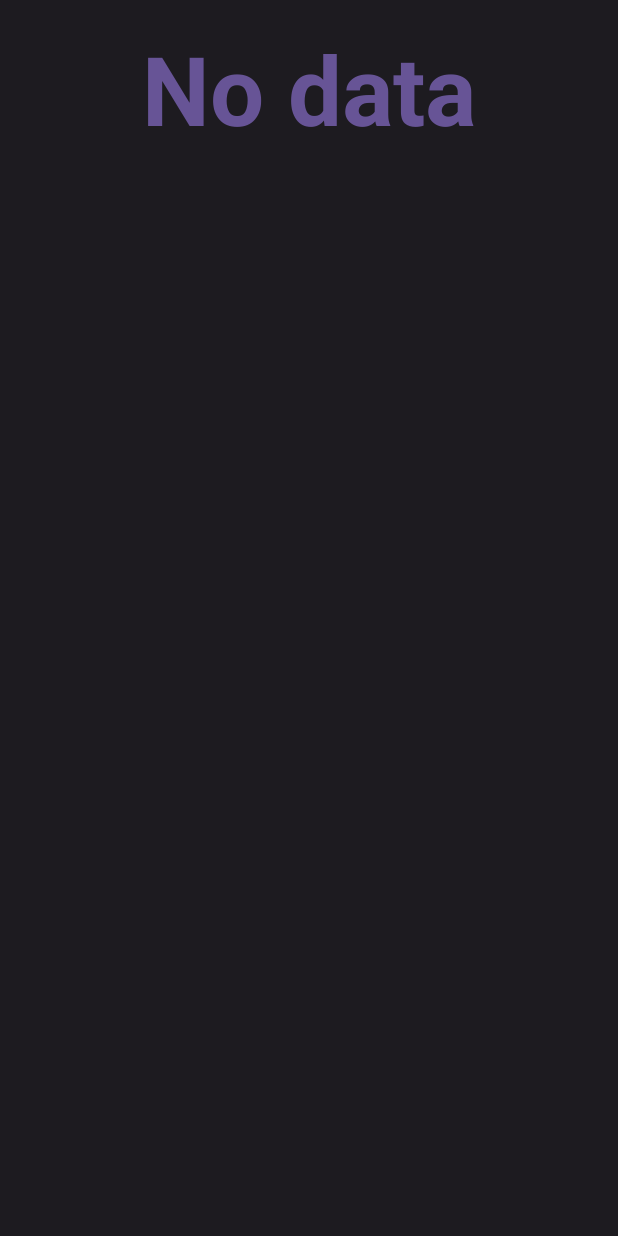
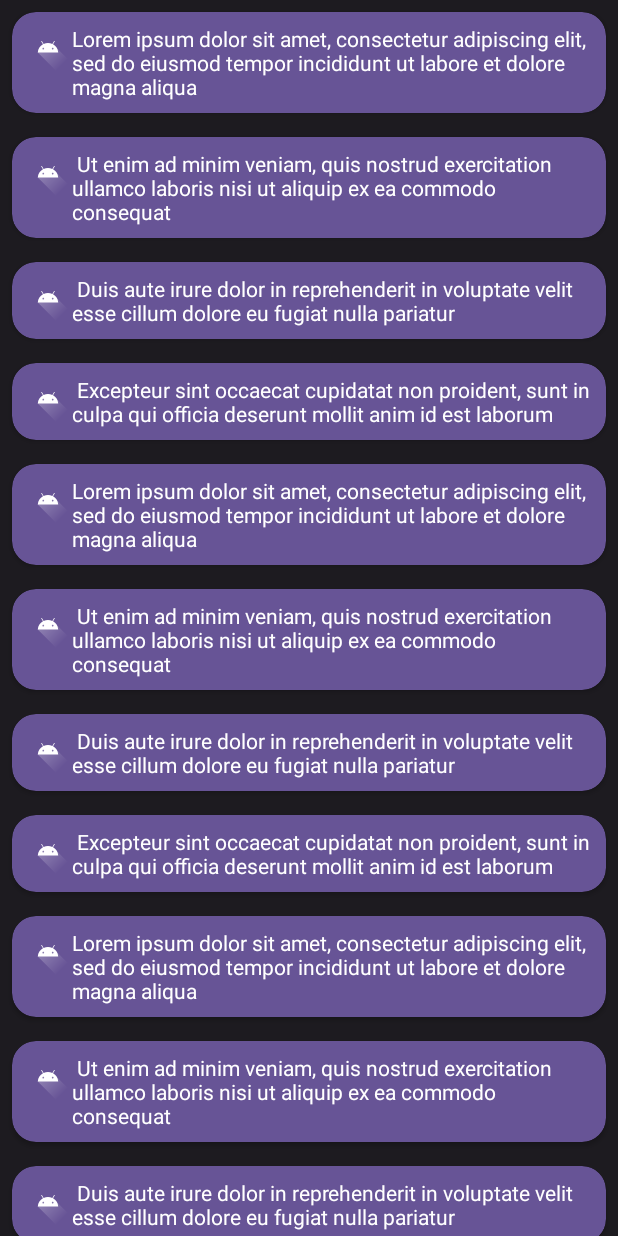
Before and after one commit to LenaDutova/Mobile-Android-App-Java, an Android app: the screen it shows after launch (SingleActivity), after a tap on "Next", on a phone screen of 412 x 824 dp. Run offline under Robolectric (Android 15) with nearby library versions, the phone set to English and light mode, and no system bars.

Commit message:
move to fragments add messages list (with RecyclerView)

```diff
--- a/app/src/main/java/com/mobile/vedroid/java/DebuggingActivity.java
+++ /dev/null
@@ -1,23 +0,0 @@
-package com.mobile.vedroid.java;
-
-import android.util.Log;
-
-import androidx.appcompat.app.AppCompatActivity;
-
-public class DebuggingActivity
-        extends AppCompatActivity {
-
-    private static final boolean DEBUG = true;
-    private static final String TAG = "TAG";
-
-    public static final String LOGIN = "LOGIN";
-    public static final String GENDER = "GENDER";
-
-    public static final int JUMP_TO_RETURNING = 1;
-    public static final int JUMP_FROM_RETURNING = 2;
-    public static final int JUMP_TO_FINAL = 3;
-
-    public void debugging(String message) {
-        if (DEBUG) Log.d(TAG + "_" + this.getLocalClassName(), message);
-    }
-}
--- a/app/src/main/java/com/mobile/vedroid/java/SingleActivity.java
+++ b/app/src/main/java/com/mobile/vedroid/java/SingleActivity.java
@@ -1,8 +1,10 @@
 package com.mobile.vedroid.java;
 
 import android.os.Bundle;
+import android.util.Log;
 
 import androidx.activity.EdgeToEdge;
+import androidx.appcompat.app.AppCompatActivity;
 import androidx.core.graphics.Insets;
 import androidx.core.view.ViewCompat;
 import androidx.core.view.WindowInsetsCompat;
@@ -12,7 +14,21 @@ import com.mobile.vedroid.java.fragments.ReturningFragment;
 import com.mobile.vedroid.java.fragments.StartFragment;
 
 public class SingleActivity
-        extends DebuggingActivity {
+        extends AppCompatActivity {
+
+    private static final boolean DEBUG = true;
+    private static final String TAG = "TAG";
+
+    public static final String LOGIN = "LOGIN";
+    public static final String GENDER = "GENDER";
+
+    public static final int JUMP_TO_RETURNING = 1;
+    public static final int JUMP_FROM_RETURNING = 2;
+    public static final int JUMP_TO_FINAL = 3;
+
+    private void debugging(String message) {
+        if (DEBUG) Log.d(TAG + "_" + this.getLocalClassName(), message);
+    }
 
     @Override
     protected void onCreate(Bundle savedInstanceState) {
@@ -39,32 +55,42 @@ public class SingleActivity
 
     public void navigate (int jump, Bundle args) {
         switch (jump) {
-            case DebuggingActivity.JUMP_TO_RETURNING: {
+            case JUMP_TO_RETURNING: {
+                debugging("Open fragment to registration");
                 getSupportFragmentManager()
                         .beginTransaction()
-                        .replace(R.id.main, ReturningFragment.class, args)
                         .setReorderingAllowed(true)
-                        .addToBackStack(null)
+                        .replace(R.id.main, ReturningFragment.class, null)
+                        .addToBackStack("start")    // Can return to StartFragment
                         .commit();
                 break;
             }
-            case DebuggingActivity.JUMP_FROM_RETURNING: {
-                // fixme read bundle in StartFragment
+            case JUMP_FROM_RETURNING: {
+                debugging("Return to start fragment with registration data");
+                if (args != null) getSupportFragmentManager().popBackStack();   // Not return to StartFragment
+
+//                StartFragment fragment = new StartFragment();
+//                fragment.setArguments(args);
+//                getSupportFragmentManager()
+//                        .beginTransaction()
+//                        .setReorderingAllowed(true)
+//                        .replace(R.id.main, fragment) // fragment with nested arguments
+//                        .commit();
+
                 getSupportFragmentManager()
                         .beginTransaction()
-                        .replace(R.id.main, StartFragment.class, args)
+                        .replace(R.id.main, StartFragment.class, args)  // fragment and arguments
+                        .setReorderingAllowed(true)
                         .commit();
 
-                if (args != null) {
-                    getSupportFragmentManager()
-                            .popBackStack();
-                }
                 break;
             }
-            case DebuggingActivity.JUMP_TO_FINAL: {
+            case JUMP_TO_FINAL: {
+                debugging("Open fragment with recycle view list");
                 getSupportFragmentManager()
                         .beginTransaction()
-                        .replace(R.id.main, FinalFragment.class, args)
+                        .replace(R.id.main, FinalFragment.class, null)
+                        .setReorderingAllowed(true)
                         .commit();
                 break;
             }
--- /dev/null
+++ b/app/src/main/java/com/mobile/vedroid/java/adapter/MessagesAdapter.java
@@ -0,0 +1,52 @@
+package com.mobile.vedroid.java.adapter;
+
+import android.content.Context;
+import android.view.LayoutInflater;
+import android.view.View;
+import android.view.ViewGroup;
+import android.widget.TextView;
+
+import androidx.annotation.NonNull;
+import androidx.recyclerview.widget.RecyclerView;
+
+import com.mobile.vedroid.java.R;
+
+import java.util.ArrayList;
+
+public class MessagesAdapter
+        extends RecyclerView.Adapter<MessagesAdapter.ViewHolder> {
+
+    private final ArrayList<String> messages;
+    private final Context context;
+
+    public MessagesAdapter(Context context, ArrayList<String> messages) {
+        this.context = context;
+        this.messages = messages;
+    }
+
+    public static class ViewHolder extends RecyclerView.ViewHolder {
+        final TextView text;
+
+        ViewHolder(View view){
+            super(view);
+            text = view.findViewById(R.id.item_message_text);
+        }
+    }
+
+    @NonNull
+    @Override
+    public MessagesAdapter.ViewHolder onCreateViewHolder(@NonNull ViewGroup parent, int viewType) {
+        View view = LayoutInflater.from(context).inflate(R.layout.item_message, parent, false);
+        return new ViewHolder(view);
+    }
+
+    @Override
+    public void onBindViewHolder(@NonNull MessagesAdapter.ViewHolder holder, int position) {
+        holder.text.setText(messages.get(position));
+    }
+
+    @Override
+    public int getItemCount() {
+        return messages.size();
+    }
+}
--- /dev/null
+++ b/app/src/main/java/com/mobile/vedroid/java/fragments/DebuggingFragment.java
@@ -0,0 +1,16 @@
+package com.mobile.vedroid.java.fragments;
+
+import android.util.Log;
+
+import androidx.fragment.app.Fragment;
+
+public class DebuggingFragment
+        extends Fragment {
+
+    private static final boolean DEBUG = true;
+    private static final String TAG = "TAG";
+
+    public void debugging(String message) {
+        if (DEBUG) Log.d(TAG + "_" + this.getClass().getSimpleName(), message);
+    }
+}
--- a/app/src/main/java/com/mobile/vedroid/java/fragments/FinalFragment.java
+++ b/app/src/main/java/com/mobile/vedroid/java/fragments/FinalFragment.java
@@ -4,31 +4,64 @@ import android.os.Bundle;
 import android.view.LayoutInflater;
 import android.view.View;
 import android.view.ViewGroup;
-import android.widget.Button;
+import android.widget.TextView;
 
-import androidx.activity.EdgeToEdge;
 import androidx.annotation.NonNull;
 import androidx.annotation.Nullable;
-import androidx.core.graphics.Insets;
-import androidx.core.view.ViewCompat;
-import androidx.core.view.WindowInsetsCompat;
-import androidx.fragment.app.Fragment;
+import androidx.recyclerview.widget.LinearLayoutManager;
+import androidx.recyclerview.widget.RecyclerView;
 
-import com.mobile.vedroid.java.DebuggingActivity;
 import com.mobile.vedroid.java.R;
+import com.mobile.vedroid.java.adapter.MessagesAdapter;
 
-public class FinalFragment extends Fragment {
+import java.util.ArrayList;
+
+public class FinalFragment
+        extends DebuggingFragment {
+
+    private TextView placeholder;
+    private MessagesAdapter adapter;
 
     @Override
     public View onCreateView(LayoutInflater inflater, ViewGroup container,
                              Bundle savedInstanceState) {
-        ((DebuggingActivity) getActivity()).debugging("HI");
+        debugging("HI");
         return inflater.inflate(R.layout.fragment_final, container, false);
     }
 
     @Override
     public void onViewCreated(@NonNull View view, @Nullable Bundle savedInstanceState) {
         super.onViewCreated(view, savedInstanceState);
-        // fixme add RecyclerView
+
+        RecyclerView recyclerView = view.findViewById(R.id.rv_messages);
+        this.adapter = new MessagesAdapter(this.getContext(), createMockData());
+        recyclerView.setAdapter(adapter);
+        recyclerView.setLayoutManager(new LinearLayoutManager(this.getContext()));
+
+        if (adapter.getItemCount() > 0){
+            this.placeholder = view.findViewById(R.id.rv_placeholder);
+            placeholder.setVisibility(View.GONE);
+        } else {
+            placeholder.setVisibility(View.VISIBLE);
+        }
     }
+
+    private ArrayList<String> createMockData() {
+        ArrayList<String> messages = new ArrayList<>();
+        String lorem = getString(R.string.lorem_ipsum);
+        String text;
+
+        while (lorem.indexOf('.') != -1) {//
+            text = lorem.substring(0, lorem.indexOf('.'));
+            lorem = lorem.substring(lorem.indexOf('.') + 1);
+            messages.add(text);
+        }
+
+        messages.addAll(messages);
+        messages.addAll(messages);
+
+        debugging("create " + (messages).size() + " items");
+        return messages;
+    }
+
 }
--- a/app/src/main/java/com/mobile/vedroid/java/fragments/StartFragment.java
+++ b/app/src/main/java/com/mobile/vedroid/java/fragments/StartFragment.java
@@ -5,23 +5,22 @@ import android.view.LayoutInflater;
 import android.view.View;
 import android.view.ViewGroup;
 import android.widget.Button;
+import android.widget.TextView;
+
 import androidx.annotation.NonNull;
 import androidx.annotation.Nullable;
 
-import androidx.fragment.app.Fragment;
-
-import com.mobile.vedroid.java.DebuggingActivity;
 import com.mobile.vedroid.java.R;
 import com.mobile.vedroid.java.SingleActivity;
 
 public class StartFragment
-        extends Fragment
+        extends DebuggingFragment
         implements View.OnClickListener {
 
     @Override
     public View onCreateView(LayoutInflater inflater, ViewGroup container,
                              Bundle savedInstanceState) {
-        ((DebuggingActivity) getActivity()).debugging("HI");
+        debugging("HI");
         return inflater.inflate(R.layout.fragment_start, container, false);
     }
 
@@ -34,59 +33,27 @@ public class StartFragment
 
         btnFinal.setOnClickListener(this);
         btnReturning.setOnClickListener(this);
+
+        if (getArguments() != null && getArguments().containsKey(SingleActivity.LOGIN)){
+            String txt  = "Welcome, ";
+            txt += (getArguments().getBoolean(SingleActivity.GENDER, false)) ? "Mr. " : "Mrs. ";
+            txt += getArguments().getString(SingleActivity.LOGIN) + "!";
+
+            TextView greeting = view.findViewById(R.id.tv_greeting);
+            greeting.setText(txt);
+        }
     }
-
-//    ActivityResultLauncher<Intent> resultLauncher;
-//
-//    @Override
-//    protected void onCreate(Bundle savedInstanceState) {
-//        super.onCreate(savedInstanceState);
-//        setContentView(R.layout.fragment_start);
-//
-//
-//        ((DebuggingActivity) getActivity()).debugging("HI");
-//
-//        Button btnFinal  = findViewById(R.id.btn_to_final);
-//        btnFinal.setOnClickListener(this);
-//
-//        Button btnReturning = findViewById(R.id.btn_to_returning);
-//        btnReturning.setOnClickListener(this);
-//
-//        // define before onStart()
-//        resultLauncher = registerForActivityResult(
-//                new ActivityResultContracts.StartActivityForResult(),
-//                new ActivityResultCallback<ActivityResult>() {
-//                    @Override
-//                    public void onActivityResult(ActivityResult result) {
-//                        if (result.getResultCode() == Activity.RESULT_OK) {
-//                            Intent intent = result.getData();
-//                            useResult(intent);
-//                        }
-//                    }
-//                });
-//    }
 
     @Override
     public void onClick(View button) {
         if (button.getId() == R.id.btn_to_final){
-            ((DebuggingActivity) getActivity()).debugging("Click to final");
-            ((SingleActivity) getActivity()).navigate(DebuggingActivity.JUMP_TO_FINAL, null);
+            debugging("Click to final");
+            ((SingleActivity) getActivity()).navigate(SingleActivity.JUMP_TO_FINAL, null);
         }
 
         if (button.getId() == R.id.btn_to_returning){
-            ((DebuggingActivity) getActivity()).debugging("Click to returning");
-            ((SingleActivity) getActivity()).navigate(DebuggingActivity.JUMP_TO_RETURNING, null);
+            debugging("Click to returning");
+            ((SingleActivity) getActivity()).navigate(SingleActivity.JUMP_TO_RETURNING, null);
         }
     }
-
-//    private void useResult(Intent data) {
-//        if (data != null && data.hasExtra(LOGIN)){
-//            String txt  = "Welcome, ";
-//            txt += (data.getBooleanExtra(GENDER, false)) ? "Mr." : "Mrs.";
-//            txt += data.getStringExtra(LOGIN) + "!";
-//
-//            TextView greeting = (TextView) findViewById(R.id.tv_greeting);
-//            greeting.setText(txt);
-//        }
-//    }
 }
--- a/app/src/main/res/layout/fragment_final.xml
+++ b/app/src/main/res/layout/fragment_final.xml
@@ -11,6 +11,7 @@
     tools:context=".fragments.FinalFragment">
 
     <TextView
+        android:id="@+id/rv_placeholder"
         android:layout_width="wrap_content"
         android:layout_height="wrap_content"
         android:layout_gravity="center_horizontal"
@@ -21,7 +22,7 @@
         />
 
     <androidx.recyclerview.widget.RecyclerView
-        android:id="@+id/rv_items"
+        android:id="@+id/rv_messages"
         android:layout_width="match_parent"
         android:layout_height="match_parent"
 
--- a/app/src/main/res/layout/item_message.xml
+++ b/app/src/main/res/layout/item_message.xml
@@ -8,8 +8,8 @@
     android:layout_height="wrap_content"
     android:layout_margin="@dimen/small"
 
-    app:cardBackgroundColor="?attr/colorPrimaryContainer"
-    >
+    app:cardCornerRadius="@dimen/normal"
+    app:cardBackgroundColor="?attr/colorPrimary">
 
     <LinearLayout
         android:layout_width="match_parent"
@@ -21,12 +21,13 @@
             android:layout_width="@dimen/tall"
             android:layout_height="@dimen/tall"
             android:background="@drawable/android"
-            android:backgroundTint="?attr/colorOnPrimaryContainer"/>
+            android:backgroundTint="?attr/colorOnPrimary"/>
 
         <TextView
+            android:id="@+id/item_message_text"
             android:layout_width="match_parent"
             android:layout_height="wrap_content"
-            android:textColor="?attr/colorOnPrimaryContainer"
+            android:textColor="?attr/colorOnPrimary"
             android:text="@string/lorem_ipsum"/>
 
     </LinearLayout>
```
Also changed, not shown: app/src/main/java/com/mobile/vedroid/java/fragments/ReturningFragment.java (+8 -14 lines).
